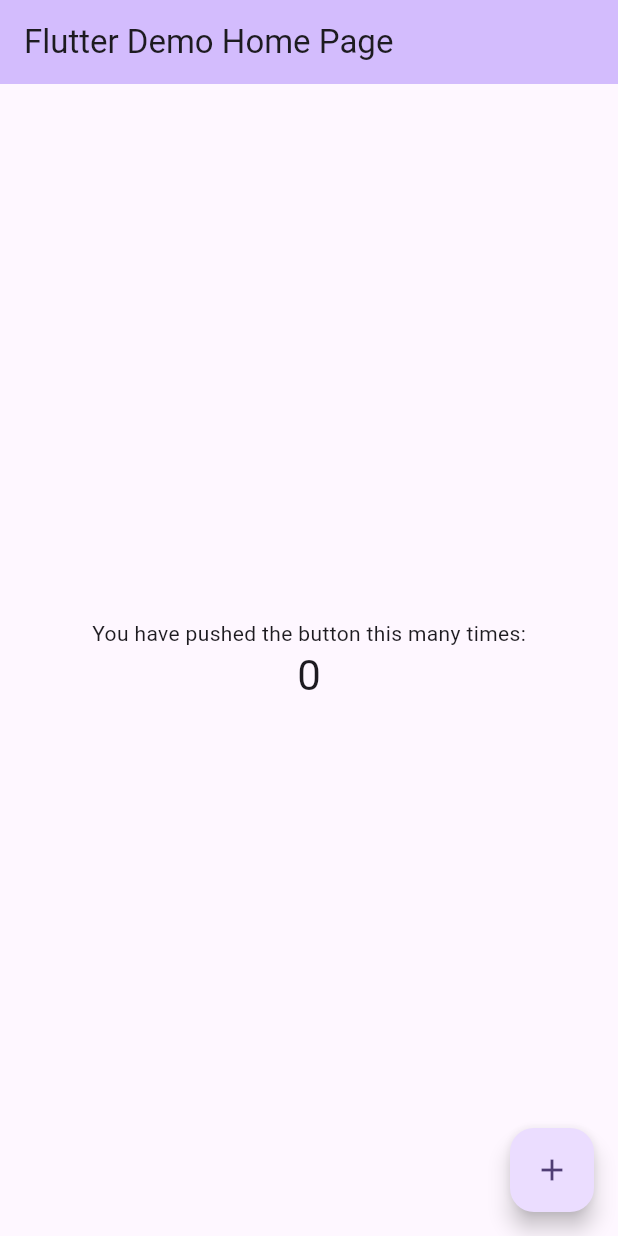
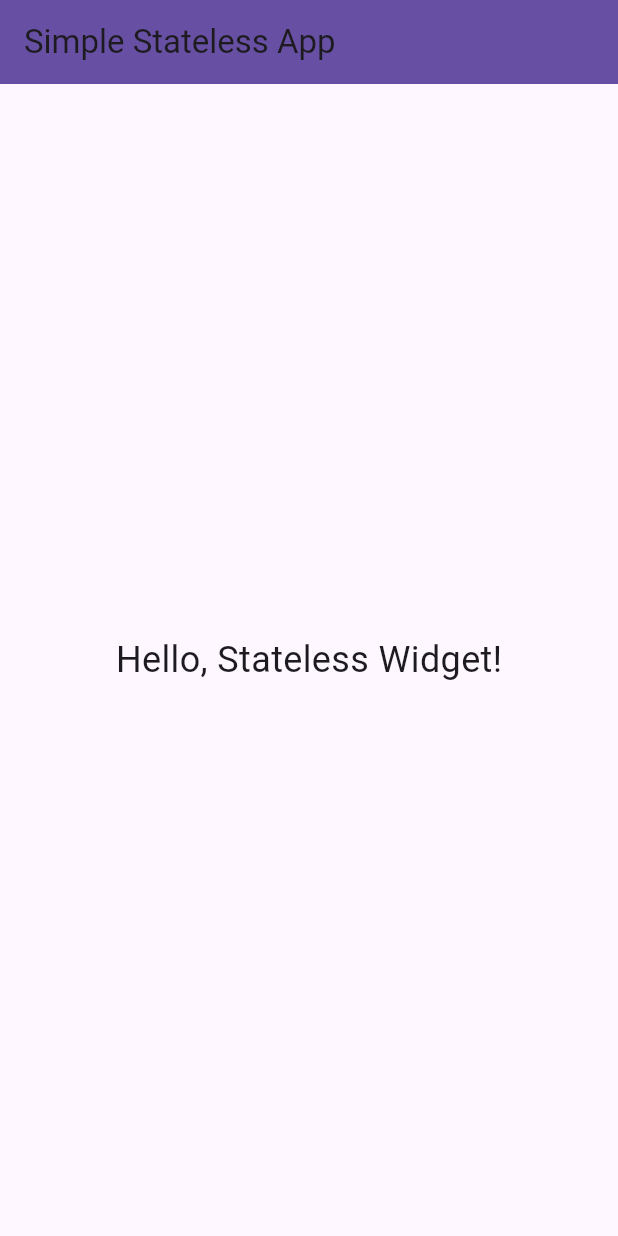
Before and after one commit to ZeyaKim/ygo_blog_client, a Flutter app: the screen it shows after launch, on a phone screen of 412 x 824 dp. Run offline on Flutter 3.47's test engine with Material 3 defaults, Android fonts, the phone set to English and light mode, and no system bars.

Commit message:
example app

```diff
--- a/lib/main.dart
+++ b/lib/main.dart
@@ -7,119 +7,35 @@
 class MyApp extends StatelessWidget {
   const MyApp({super.key});
 
-  // This widget is the root of your application.
   @override
   Widget build(BuildContext context) {
     return MaterialApp(
-      title: 'Flutter Demo',
+      title: 'Simple Stateless Widget',
       theme: ThemeData(
-        // This is the theme of your application.
-        //
-        // TRY THIS: Try running your application with "flutter run". You'll see
-        // the application has a purple toolbar. Then, without quitting the app,
-        // try changing the seedColor in the colorScheme below to Colors.green
-        // and then invoke "hot reload" (save your changes or press the "hot
-        // reload" button in a Flutter-supported IDE, or press "r" if you used
-        // the command line to start the app).
-        //
-        // Notice that the counter didn't reset back to zero; the application
-        // state is not lost during the reload. To reset the state, use hot
-        // restart instead.
-        //
-        // This works for code too, not just values: Most code changes can be
-        // tested with just a hot reload.
-        colorScheme: ColorScheme.fromSeed(seedColor: Colors.deepPurple),
-        useMaterial3: true,
+        primarySwatch: Colors.blue,
+        useMaterial3: true, // Material 3 디자인을 사용
       ),
-      home: const MyHomePage(title: 'Flutter Demo Home Page'),
+      home: const MyHomePage(),
     );
   }
 }
 
-class MyHomePage extends StatefulWidget {
-  const MyHomePage({super.key, required this.title});
-
-  // This widget is the home page of your application. It is stateful, meaning
-  // that it has a State object (defined below) that contains fields that affect
-  // how it looks.
-
-  // This class is the configuration for the state. It holds the values (in this
-  // case the title) provided by the parent (in this case the App widget) and
-  // used by the build method of the State. Fields in a Widget subclass are
-  // always marked "final".
-
-  final String title;
-
-  @override
-  State<MyHomePage> createState() => _MyHomePageState();
-}
-
-class _MyHomePageState extends State<MyHomePage> {
-  int _counter = 0;
-
-  void _incrementCounter() {
-    setState(() {
-      // This call to setState tells the Flutter framework that something has
-      // changed in this State, which causes it to rerun the build method below
-      // so that the display can reflect the updated values. If we changed
-      // _counter without calling setState(), then the build method would not be
-      // called again, and so nothing would appear to happen.
-      _counter++;
-    });
-  }
+class MyHomePage extends StatelessWidget {
+  const MyHomePage({super.key});
 
   @override
   Widget build(BuildContext context) {
-    // This method is rerun every time setState is called, for instance as done
-    // by the _incrementCounter method above.
-    //
-    // The Flutter framework has been optimized to make rerunning build methods
-    // fast, so that you can just rebuild anything that needs updating rather
-    // than having to individually change instances of widgets.
     return Scaffold(
       appBar: AppBar(
-        // TRY THIS: Try changing the color here to a specific color (to
-        // Colors.amber, perhaps?) and trigger a hot reload to see the AppBar
-        // change color while the other colors stay the same.
-        backgroundColor: Theme.of(context).colorScheme.inversePrimary,
-        // Here we take the value from the MyHomePage object that was created by
-        // the App.build method, and use it to set our appbar title.
-        title: Text(widget.title),
+        title: const Text('Simple Stateless App'),
+        backgroundColor: Theme.of(context).colorScheme.primary, // 앱바의 배경색 설정
       ),
-      body: Center(
-        // Center is a layout widget. It takes a single child and positions it
-        // in the middle of the parent.
-        child: Column(
-          // Column is also a layout widget. It takes a list of children and
-          // arranges them vertically. By default, it sizes itself to fit its
-          // children horizontally, and tries to be as tall as its parent.
-          //
-          // Column has various properties to control how it sizes itself and
-          // how it positions its children. Here we use mainAxisAlignment to
-          // center the children vertically; the main axis here is the vertical
-          // axis because Columns are vertical (the cross axis would be
-          // horizontal).
-          //
-          // TRY THIS: Invoke "debug painting" (choose the "Toggle Debug Paint"
-          // action in the IDE, or press "p" in the console), to see the
-          // wireframe for each widget.
-          mainAxisAlignment: MainAxisAlignment.center,
-          children: <Widget>[
-            const Text(
-              'You have pushed the button this many times:',
-            ),
-            Text(
-              '$_counter',
-              style: Theme.of(context).textTheme.headlineMedium,
-            ),
-          ],
+      body: const Center(
+        child: Text(
+          'Hello, Stateless Widget!',
+          style: TextStyle(fontSize: 24), // 텍스트 스타일 설정
         ),
       ),
-      floatingActionButton: FloatingActionButton(
-        onPressed: _incrementCounter,
-        tooltip: 'Increment',
-        child: const Icon(Icons.add),
-      ), // This trailing comma makes auto-formatting nicer for build methods.
     );
   }
 }
```
